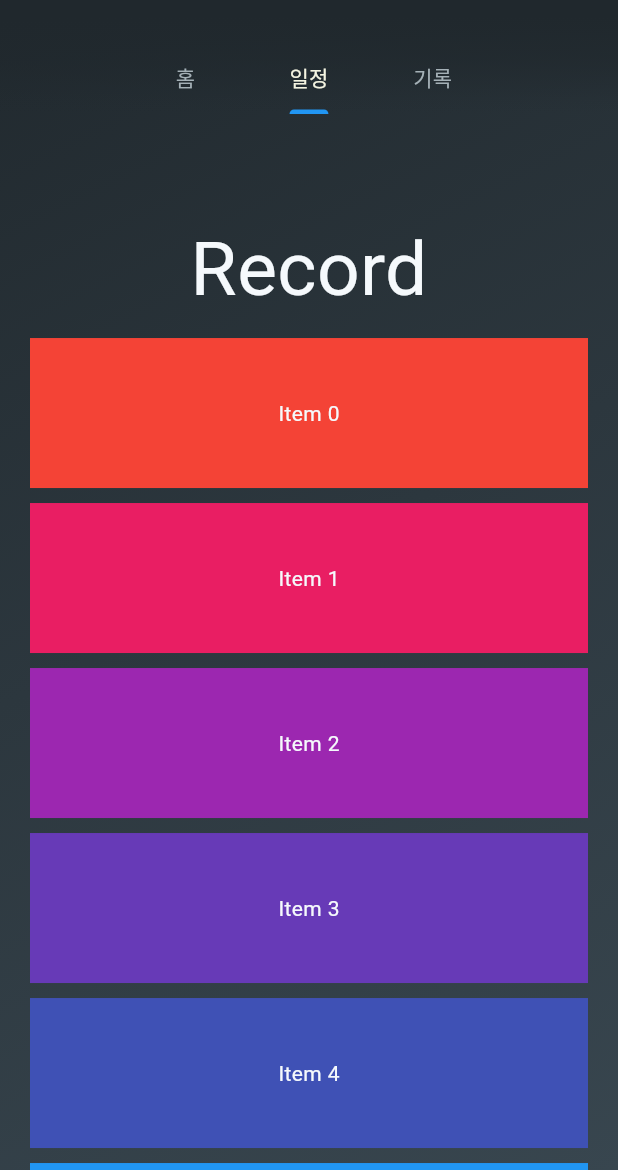
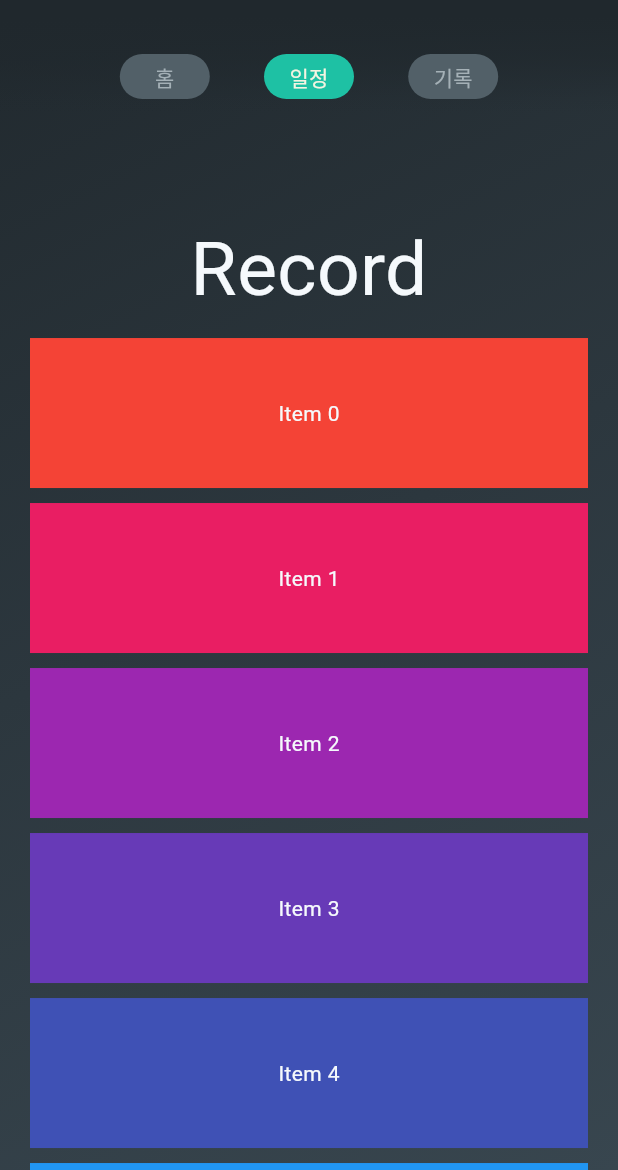
Before and after one commit to Match-Management-App/Frontend, a Flutter app: the screen it shows after launch, tab 2 chosen, on a phone screen of 412 x 824 dp, the part 66-1236 px from its top. Run offline on Flutter 3.47's test engine with Material 3 defaults, Android fonts, the phone set to English and light mode, and no system bars; missing offline and left inert: dart:ffi; Roboto replaces fonts that are missing (Pretendard).

Commit message:
style: 아이콘 둥글게 수정 함~.~

```diff
--- a/wanna_play_soccer/lib/HomeScreen/main_screen2.dart
+++ b/wanna_play_soccer/lib/HomeScreen/main_screen2.dart
@@ -1,7 +1,4 @@
-import 'dart:ui';
-
 import 'package:flutter/material.dart';
-import 'package:flutter/widgets.dart';
 import 'package:wanna_play_soccer/HomeScreen/home_page.dart';
 import 'package:wanna_play_soccer/RecordScreen/record_page.dart';
 import 'package:wanna_play_soccer/ScheduleScreen/schedule_page.dart';
@@ -110,49 +107,86 @@ class MyAppBar extends StatelessWidget {
   }
 }
 
-class MyTabBar extends StatelessWidget implements PreferredSizeWidget {
+class MyTabBar extends StatefulWidget implements PreferredSizeWidget {
   const MyTabBar({super.key, required this.tabController});
 
   final TabController tabController;
 
   @override
+  State<MyTabBar> createState() => _MyTabBarState();
+
+  @override
+  Size get preferredSize => const Size.fromHeight(kTextTabBarHeight);
+}
+
+class _MyTabBarState extends State<MyTabBar> {
+  @override
+  void initState() {
+    super.initState();
+    widget.tabController.addListener(() {
+      setState(() {});
+    });
+  }
+
+  @override
   Widget build(BuildContext context) {
     return Center(
       child: SizedBox(
-        width: MediaQuery.of(context).size.width * 0.6,
+        width: MediaQuery.of(context).size.width * 0.7,
         child: TabBar(
-          controller: tabController,
+          controller: widget.tabController,
           labelColor: MyColors.myPointWhite,
           unselectedLabelColor: MyColors.myGrey,
           dividerColor: Colors.transparent,
-          tabs: const [
+          indicatorColor: Colors.transparent,
+          splashFactory: NoSplash.splashFactory,
+          tabs: [
             // SizedBox(width: 20.0),
-            MyTab(text: '홈'),
-            Tab(text: '일정'),
-            Tab(text: '기록'),
+            MyTab(text: '홈', isSelected: widget.tabController.index == 0),
+            MyTab(text: '일정', isSelected: widget.tabController.index == 1),
+            MyTab(text: '기록', isSelected: widget.tabController.index == 2),
             // SizedBox(width: 20.0),
           ],
         ),
       ),
     );
   }
-
-  @override
-  Size get preferredSize => const Size.fromHeight(kTextTabBarHeight);
 }
 
-class MyTab extends StatelessWidget {
+class MyTab extends StatefulWidget {
   const MyTab({
     super.key,
     required this.text,
+    required this.isSelected,
   });
 
   final String text;
+  final bool isSelected;
 
+  @override
+  State<MyTab> createState() => _MyTabState();
+}
+
+class _MyTabState extends State<MyTab> {
   @override
   Widget build(BuildContext context) {
     return Tab(
-      text: text,
+      // text: text,
+      child: Container(
+        width: 60,
+        padding: const EdgeInsets.symmetric(vertical: 5),
+        decoration: BoxDecoration(
+          borderRadius: BorderRadius.circular(20),
+          color: widget.isSelected ? MyColors.primaryMint : MyColors.myDarkGrey,
+        ),
+        child: Text(
+          widget.text,
+          style: TextStyle(
+            color: widget.isSelected ? MyColors.myPointWhite : MyColors.myGrey,
+          ),
+          textAlign: TextAlign.center,
+        ),
+      ),
     );
   }
 }
```
